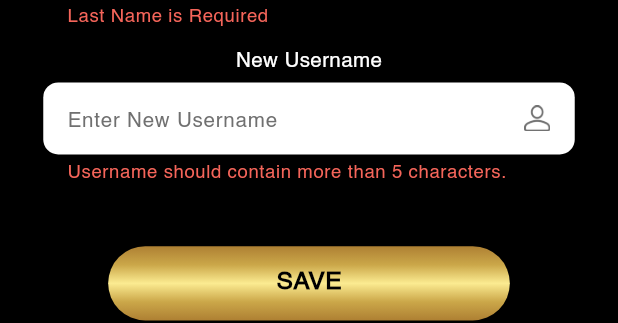
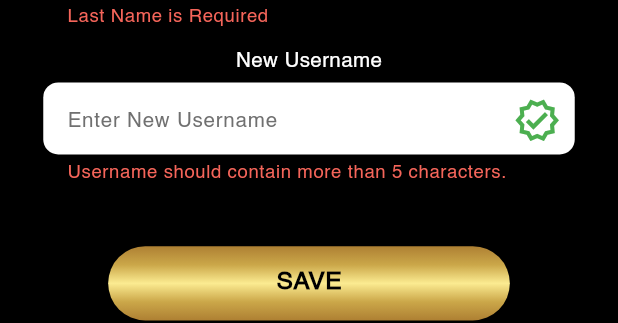
Before and after one commit to Powerclub-Global/YachtMaster-App, a Flutter app: the EditProfile widget shown alone on an empty page, opened directly, after a tap on "SAVE", on a phone screen of 412 x 824 dp. Shown: the part 571-894 px from the top of the screen. Run offline on Flutter 3.47's test engine with Material 3 defaults, Android fonts, the phone set to English and light mode, and no system bars; drawn by our look-alikes of cached_network_image, circular_profile_avatar, modal_progress_hud_nsn; our stand-ins replace appwrite, bloc, bot_toast, cloud_firestore, connectivity_plus, date_format and 35 more; missing offline and left inert: async_foreach, bulleted_list, filesize, flutter_email_sender, flutter_google_places, flutter_media_downloader and 5 more; accounts and stored records are empty; network calls fail; statements that could not run were skipped.

Commit message:
feat: completed edit profile and sign up username integration

```diff
--- a/lib/src/auth/view/sign_up.dart
+++ b/lib/src/auth/view/sign_up.dart
@@ -4,6 +4,7 @@ import 'package:flutter/gestures.dart';
 import 'package:flutter/material.dart';
 import 'package:flutter/services.dart';
 import 'package:flutter_spinkit/flutter_spinkit.dart';
+import 'package:fluttertoast/fluttertoast.dart';
 import 'package:get/get.dart';
 import 'package:intl_phone_field/intl_phone_field.dart';
 import 'package:keyboard_actions/keyboard_actions.dart';
@@ -391,6 +392,7 @@ class _SignUpScreenState extends State<SignUpScreen> {
                           GestureDetector(
                             onTap: () async {
                               if (signupKey.currentState!.validate()) {
+                                if (provider.usernameIsAvailable) {
                                   ZBotToast.loadingShow();
                                   await provider.onClickSignup(
                                       emailController.text,
@@ -399,6 +401,9 @@ class _SignUpScreenState extends State<SignUpScreen> {
                                       countryCode.trim(),
                                       phoneNumController.text.trim(),
                                       usernameController.text.trim());
+                                }
+                                Fluttertoast.showToast(
+                                    msg: "This username is not available");
                               }
                             },
                             child: Container(
--- a/lib/src/base/profile/widgets/edit_profile_bottomsheet.dart
+++ b/lib/src/base/profile/widgets/edit_profile_bottomsheet.dart
@@ -7,6 +7,7 @@ import 'package:circular_profile_avatar/circular_profile_avatar.dart';
 import 'package:flutter/material.dart';
 import 'package:flutter/services.dart';
 import 'package:flutter_spinkit/flutter_spinkit.dart';
+import 'package:fluttertoast/fluttertoast.dart';
 import 'package:get/get.dart';
 import 'package:intl_phone_field/intl_phone_field.dart';
 import 'package:keyboard_actions/keyboard_actions.dart';
@@ -265,7 +266,8 @@ class _EditProfileState extends State<EditProfile> {
                                 TextFormField(
                                   focusNode: usernameFn,
                                   textInputAction: TextInputAction.next,
-                                  onChanged: (v) {
+                                  onChanged: (v) async {
+                                    await authVm.isUsernameAvailable(v);
                                     setState(() {});
                                   },
                                   onTap: () {
@@ -287,11 +289,13 @@ class _EditProfileState extends State<EditProfile> {
                                               ? R.colors.themeMud
                                               : R.colors.charcoalColor,
                                           fontSize: 10.sp),
-                                      Image.asset(R.images.name,
-                                          scale: 14,
-                                          color: usernameFn.hasFocus
-                                              ? R.colors.themeMud
-                                              : R.colors.charcoalColor)),
+                                      authVm.usernameIsAvailable
+                                          ? Icon(
+                                              Icons.verified_outlined,
+                                              size: 23.sp,
+                                              color: Colors.green,
+                                            )
+                                          : null),
                                 ),
                               ],
                             ),
@@ -303,12 +307,16 @@ class _EditProfileState extends State<EditProfile> {
                           GestureDetector(
                             onTap: () async {
                               if (formKey.currentState!.validate()) {
+                                if (authVm.usernameIsAvailable) {
                                   await authVm.onClickEditProfile(
                                       firstNameController.text,
                                       lastNameController.text,
                                       usernameController.text,
                                       pickedImage,
                                       context);
+                                }
+                                Fluttertoast.showToast(
+                                    msg: "This username is not available");
                               }
                             },
                             child: Container(
```
Also changed, not shown: 1 other file. Lines whose indentation alone changed are shown as unchanged.
